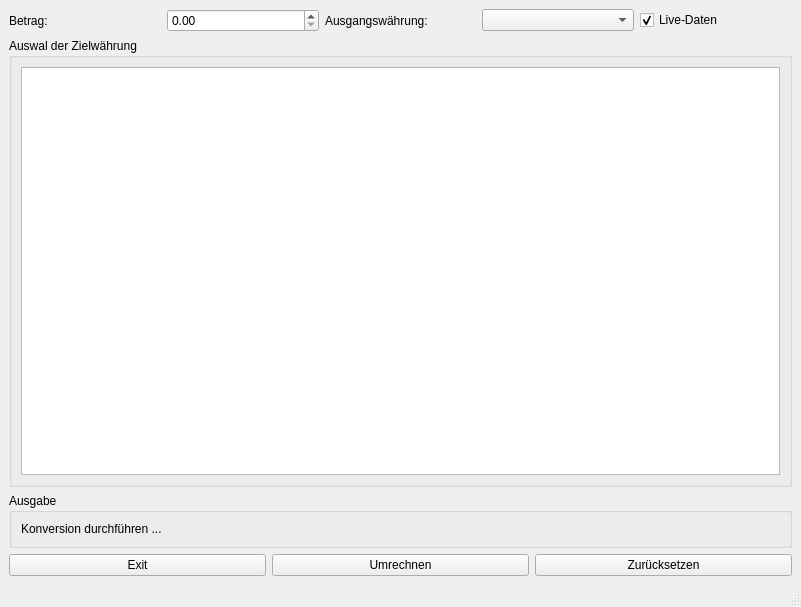
Old version of the form data/gui.ui in the repository XylianBaker/CurrencyConverter.
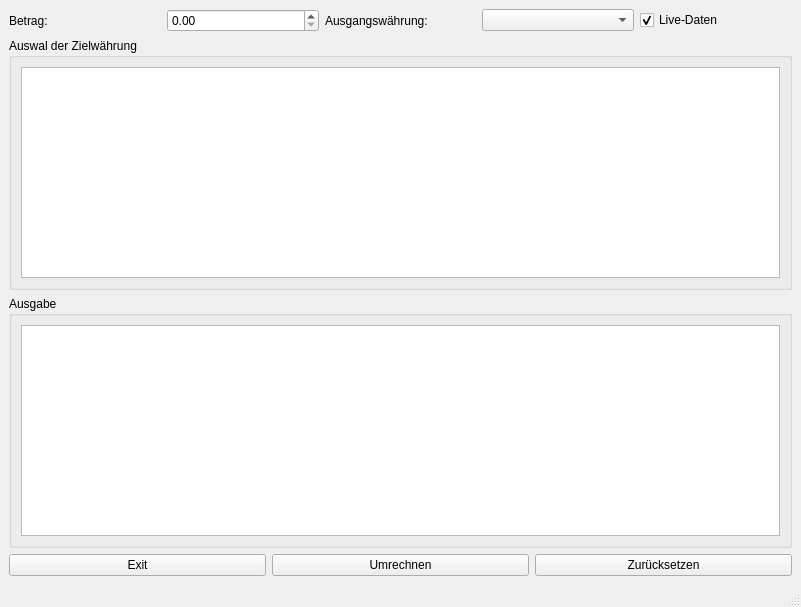
New version of the form.

Commit message: changed: output now renders html elements

Diff of the .ui file:
```diff
--- a/data/gui.ui
+++ b/data/gui.ui
@@ -72,11 +72,7 @@
       </property>
       <layout class="QVBoxLayout" name="verticalLayout_2">
        <item>
-        <widget class="QLabel" name="output">
-         <property name="text">
-          <string>Konversion durchführen ...</string>
-         </property>
-        </widget>
+        <widget class="QTextBrowser" name="output"/>
        </item>
       </layout>
      </widget>
```
The commit also changes 2 other files.
